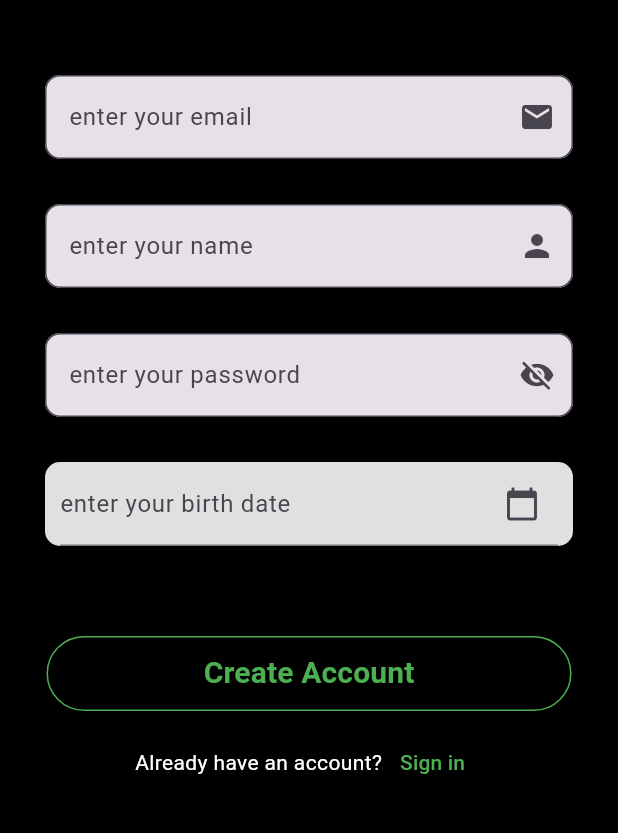
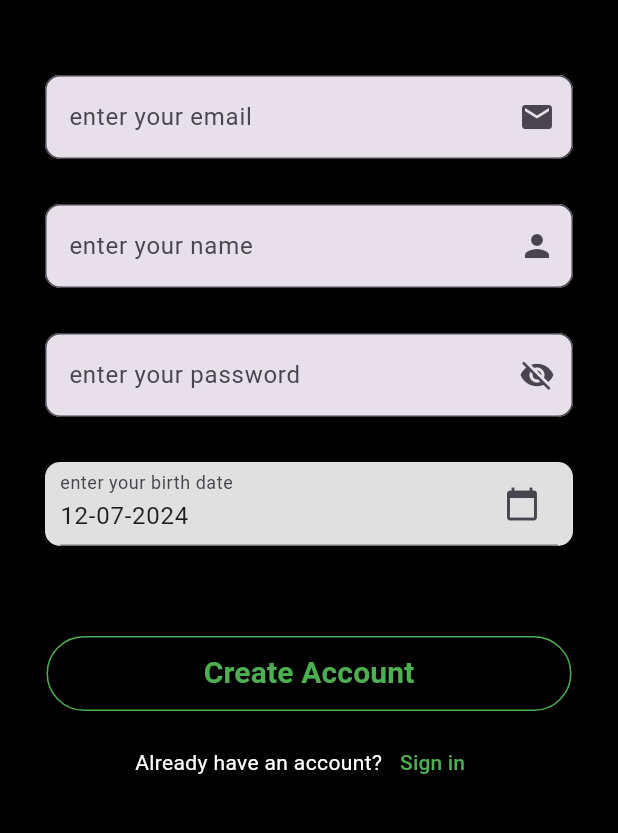
Before and after one commit to sakshisukhani26/spotify, a Flutter app: the screen it shows after launch, on a phone screen of 412 x 824 dp, the part 225-1058 px from its top. Run offline on Flutter 3.47's test engine with Material 3 defaults, Android fonts, the phone set to English and light mode, and no system bars; our stand-ins replace audioplayers, flutter_screenutil, get, shared_preferences; network calls fail.

Commit message:
save changes

```diff
--- a/lib/Screens/Signup/Controllers/signupController.dart
+++ b/lib/Screens/Signup/Controllers/signupController.dart
@@ -30,6 +30,6 @@ class SignupController{
       initialDate: DateTime.now(),
     );
     if (pickedDate == null) return;
-    dateController!.text = DateFormat('yyyy-MM-dd').format(pickedDate);
+    dateController!.text = DateFormat('dd-MM-yyyy').format(pickedDate);
   }
 }
--- a/lib/Screens/Signup/signup.dart
+++ b/lib/Screens/Signup/signup.dart
@@ -3,7 +3,6 @@ import 'package:spotify/Screens/Signup/Controllers/signupController.dart';
 import 'package:spotify/Widgets/UiHelper.dart';
 import 'package:intl/intl.dart';
 import 'dart:developer';
-
 import 'package:spotify/Screens/Login/login.dart';
 
 class Signin extends StatefulWidget {
@@ -17,10 +16,11 @@ class Signin extends StatefulWidget {
 }
 
 class _SigninState extends State<Signin> {
+  var formatter = DateFormat('yyyy-MM-dd').format(DateTime.now());
   TextEditingController emailController = TextEditingController();
   TextEditingController nameController = TextEditingController();
   TextEditingController pwdController = TextEditingController();
-  TextEditingController dateController = TextEditingController();
+  TextEditingController dateController = TextEditingController(text:DateFormat('dd-MM-yyyy').format(DateTime.now()));
   bool passwordVisible=true;
   final format= DateFormat('yyy-mm-dd');
   DateTime date = DateTime.now();
--- a/lib/main.dart
+++ b/lib/main.dart
@@ -31,7 +31,7 @@ class MyApp extends StatelessWidget {
         colorScheme: ColorScheme.fromSeed(seedColor: Colors.deepPurple),
         useMaterial3: true,
       ),
-      home:SplashScreen2(),
+      home:Signin(),
       debugShowCheckedModeBanner: false,
     );
   }
```
